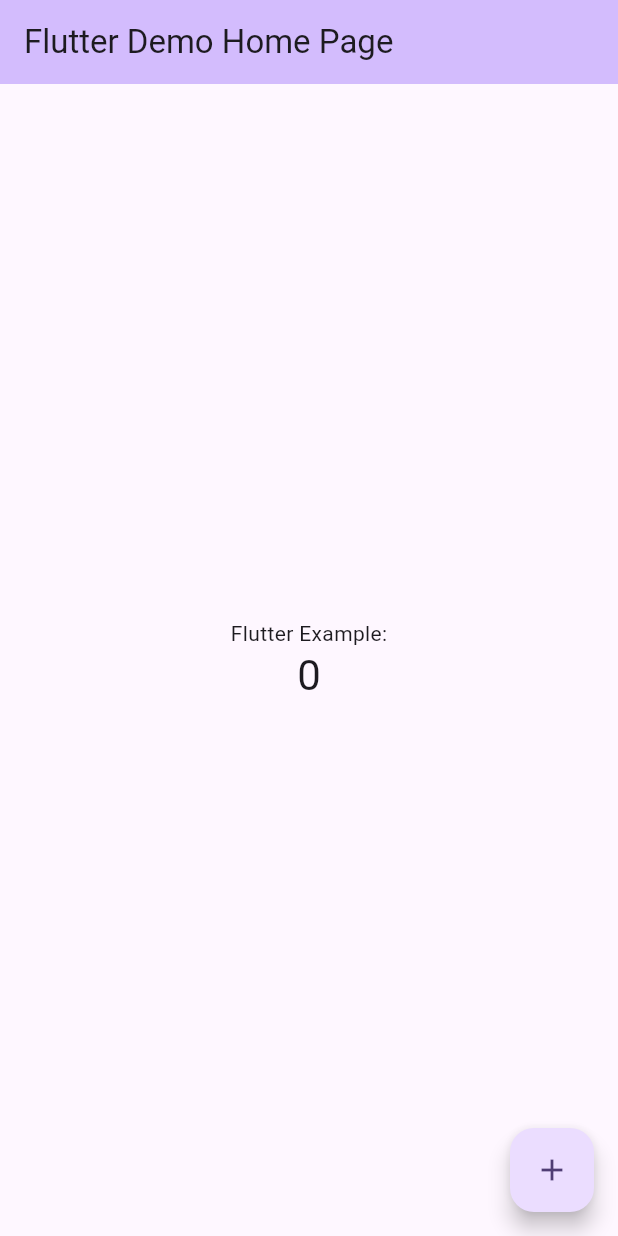
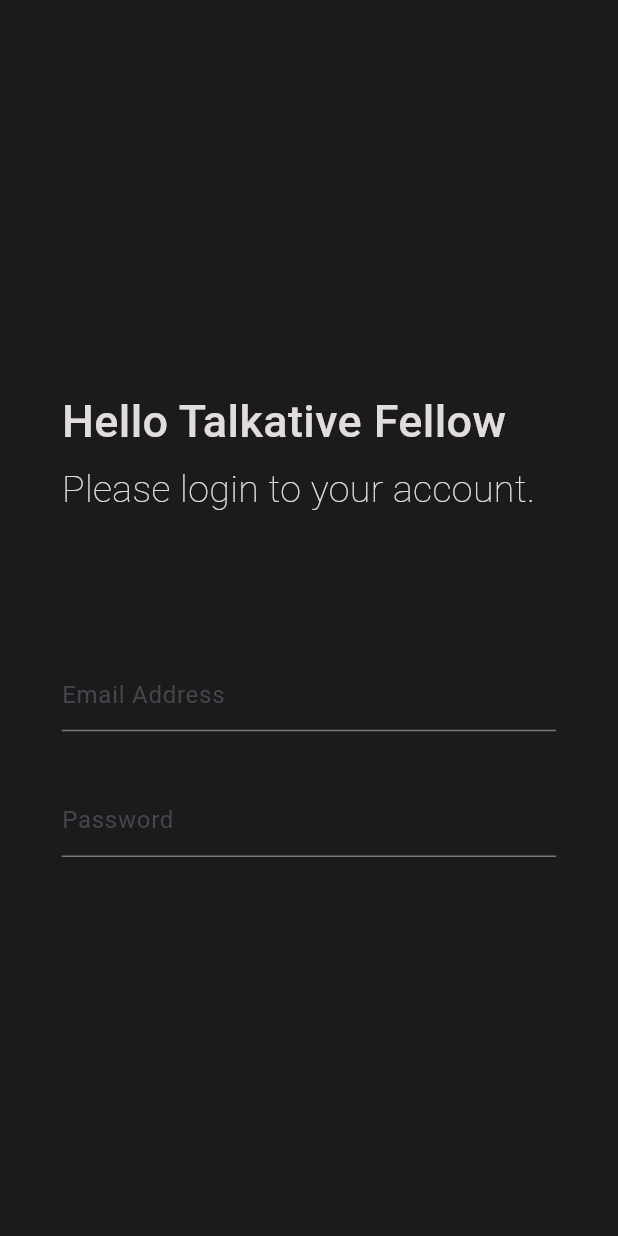
Before and after one commit to Dumgrammer/QuickChat, a Flutter app: the screen it shows after launch, on a phone screen of 412 x 824 dp. Run offline on Flutter 3.47's test engine with Material 3 defaults, Android fonts, the phone set to English and light mode, and no system bars; our stand-ins replace firebase_analytics; accounts and stored records are empty.

Commit message:
Login Page
- Has now fields for email and password

```diff
--- a/quickchat/lib/main.dart
+++ b/quickchat/lib/main.dart
@@ -2,6 +2,7 @@ import 'package:flutter/material.dart';
 
 import 'package:firebase_analytics/firebase_analytics.dart';
 
+import 'pages/login_page.dart';
 void main() {
   runApp(const MyApp());
 }
@@ -12,116 +13,20 @@ class MyApp extends StatelessWidget {
   // This widget is the root of your application.
   @override
   Widget build(BuildContext context) {
+    final ThemeData theme = ThemeData();
     return MaterialApp(
-      title: 'Flutter Demo',
+      title: 'QuickChat',
       theme: ThemeData(
-        // This is the theme of your application.
-        //
-        // TRY THIS: Try running your application with "flutter run". You'll see
-        // the application has a purple toolbar. Then, without quitting the app,
-        // try changing the seedColor in the colorScheme below to Colors.green
-        // and then invoke "hot reload" (save your changes or press the "hot
-        // reload" button in a Flutter-supported IDE, or press "r" if you used
-        // the command line to start the app).
-        //
-        // Notice that the counter didn't reset back to zero; the application
-        // state is not lost during the reload. To reset the state, use hot
-        // restart instead.
-        //
-        // This works for code too, not just values: Most code changes can be
-        // tested with just a hot reload.
-        colorScheme: ColorScheme.fromSeed(seedColor: Colors.deepPurple),
+        brightness: Brightness.dark,
+        primaryColor: Color.fromRGBO(42, 117, 188, 1),
+        colorScheme: theme.colorScheme.copyWith(
+        brightness: Brightness.dark,
+        secondary: Color.fromRGBO(42, 117, 188, 1),
+      ),
+        scaffoldBackgroundColor: Color.fromRGBO(28, 27, 27, 1),
         useMaterial3: true,
       ),
-      home: const MyHomePage(title: 'Flutter Demo Home Page'),
+      home: LoginPage(),
     );
   }
 }
-
-class MyHomePage extends StatefulWidget {
-  const MyHomePage({super.key, required this.title});
-
-  // This widget is the home page of your application. It is stateful, meaning
-  // that it has a State object (defined below) that contains fields that affect
-  // how it looks.
-
-  // This class is the configuration for the state. It holds the values (in this
-  // case the title) provided by the parent (in this case the App widget) and
-  // used by the build method of the State. Fields in a Widget subclass are
-  // always marked "final".
-
-  final String title;
-
-  @override
-  State<MyHomePage> createState() => _MyHomePageState();
-}
-
-class _MyHomePageState extends State<MyHomePage> {
-  int _counter = 0;
-
-  void _incrementCounter() {
-    setState(() {
-      // This call to setState tells the Flutter framework that something has
-      // changed in this State, which causes it to rerun the build method below
-      // so that the display can reflect the updated values. If we changed
-      // _counter without calling setState(), then the build method would not be
-      // called again, and so nothing would appear to happen.
-      _counter++;
-    });
-  }
-
-  @override
-  Widget build(BuildContext context) {
-    // This method is rerun every time setState is called, for instance as done
-    // by the _incrementCounter method above.
-    //
-    // The Flutter framework has been optimized to make rerunning build methods
-    // fast, so that you can just rebuild anything that needs updating rather
-    // than having to individually change instances of widgets.
-    return Scaffold(
-      appBar: AppBar(
-        // TRY THIS: Try changing the color here to a specific color (to
-        // Colors.amber, perhaps?) and trigger a hot reload to see the AppBar
-        // change color while the other colors stay the same.
-        backgroundColor: Theme.of(context).colorScheme.inversePrimary,
-        // Here we take the value from the MyHomePage object that was created by
-        // the App.build method, and use it to set our appbar title.
-        title: Text(widget.title),
-      ),
-      body: Center(
-        // Center is a layout widget. It takes a single child and positions it
-        // in the middle of the parent.
-        child: Column(
-          // Column is also a layout widget. It takes a list of children and
-          // arranges them vertically. By default, it sizes itself to fit its
-          // children horizontally, and tries to be as tall as its parent.
-          //
-          // Column has various properties to control how it sizes itself and
-          // how it positions its children. Here we use mainAxisAlignment to
-          // center the children vertically; the main axis here is the vertical
-          // axis because Columns are vertical (the cross axis would be
-          // horizontal).
-          //
-          // TRY THIS: Invoke "debug painting" (choose the "Toggle Debug Paint"
-          // action in the IDE, or press "p" in the console), to see the
-          // wireframe for each widget.
-          mainAxisAlignment: MainAxisAlignment.center,
-          children: <Widget>[
-            const Text(
-              'Flutter Example:',
-            ),
-            Text(
-              '$_counter',
-              style: Theme.of(context).textTheme.headlineMedium,
-            ),
-          ],
-        ),
-      ),
-      floatingActionButton: FloatingActionButton(
-        onPressed: _incrementCounter,
-        tooltip: 'Increment',
-        child: const Icon(Icons.add),
-      ), // This trailing comma makes auto-formatting nicer for build methods.
-    );
-  }
-}
--- /dev/null
+++ b/quickchat/lib/pages/login_page.dart
@@ -0,0 +1,135 @@
+import 'package:flutter/material.dart';
+
+
+class LoginPage extends StatefulWidget{
+
+  @override
+  State<StatefulWidget> createState() {
+    return _LoginPageState();
+  }
+}
+
+
+class _LoginPageState extends State<LoginPage>{
+
+  late double _devHeight;
+  late double _devWidth;
+
+  late GlobalKey<FormState> _formValues;
+
+  _LoginPageState(){
+    _formValues = GlobalKey<FormState>();
+  }
+
+  @override
+  Widget build(BuildContext context){
+    _devHeight = MediaQuery.of(context).size.height;
+    _devWidth = MediaQuery.of(context).size.width;
+
+    return Scaffold(
+      backgroundColor: Theme.of(context).scaffoldBackgroundColor,
+      body: Align(
+        alignment: Alignment.center,
+        child: _loginPageUI(),
+      )
+    );
+  }
+
+  Widget _loginPageUI(){
+    return Container(
+      alignment: Alignment.center,
+      height: _devHeight * .60,
+      padding: EdgeInsets.symmetric(horizontal: _devWidth * 0.10),
+      child: Column(
+        mainAxisAlignment: MainAxisAlignment.spaceEvenly,
+        mainAxisSize: MainAxisSize.max,
+        crossAxisAlignment: CrossAxisAlignment.start,
+        children: <Widget>[
+          _headingWidget(),
+          _credentialForm()
+        ],
+      ),
+    );
+  }
+
+  Widget _headingWidget(){
+    return Container(height: _devHeight * 0.12,
+      child: Column(
+        mainAxisAlignment: MainAxisAlignment.spaceEvenly,
+        mainAxisSize: MainAxisSize.max,
+        crossAxisAlignment: CrossAxisAlignment.start,
+        children: <Widget>[
+          Text(
+            "Hello Talkative Fellow",
+            style: TextStyle(
+              color: Color.fromRGBO(226, 220, 220, 1),
+              fontSize: 30,
+              fontWeight: FontWeight.w500
+            )
+          ),
+          Text(
+            "Please login to your account.",
+            style: TextStyle(
+              color: Color.fromRGBO(226, 220, 220, 1),
+              fontSize: 25,
+              fontWeight: FontWeight.w200
+              )
+          )
+        ],
+      )
+    );
+  }
+
+  Widget _credentialForm(){
+    return Container(
+      height: _devHeight * 0.16,
+      key: _formValues,
+
+      child: Form(child: Column(
+        mainAxisAlignment: MainAxisAlignment.spaceBetween,
+        crossAxisAlignment: CrossAxisAlignment.start,
+        children: <Widget>[
+          _emailTextField(),
+          _passwordField()
+        ],
+      )),
+    );
+  }
+
+  Widget _emailTextField(){
+    return TextFormField(
+      autocorrect: false,
+      style: TextStyle(
+        color: Colors.white
+      ),
+      validator: (_input) {},
+      onSaved: (_input) {},
+      cursorColor: Colors.white,
+      decoration: InputDecoration(
+        hintText: "Email Address",
+        focusedBorder: UnderlineInputBorder(
+          borderSide: BorderSide(color: Colors.white),
+        ),
+      ),
+    );
+  }
+
+  Widget _passwordField(){
+    return TextFormField(
+      autocorrect: false,
+      style: TextStyle(
+        color: Colors.white
+      ),
+      validator: (_input) {},
+      onSaved: (_input) {},
+      cursorColor: Colors.white,
+      decoration: InputDecoration(
+        hintText: "Password",
+        focusedBorder: UnderlineInputBorder(
+          borderSide: BorderSide(color: Colors.white),
+        ),
+      ),
+    );
+  }
+
+}
```
Also changed, not shown: 2 other files.
